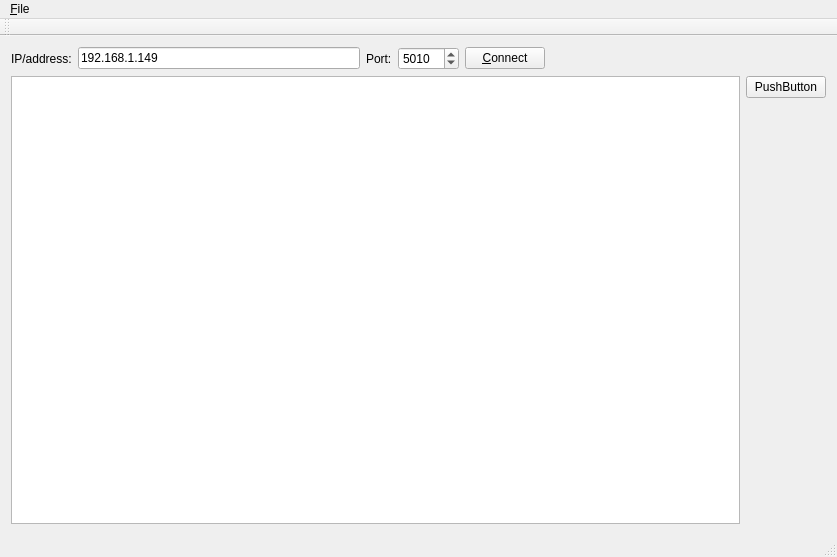
The window that mainwindow.ui (jirislaby/ifoxtrot-qt) describes before a commit, drawn with Qt 5.
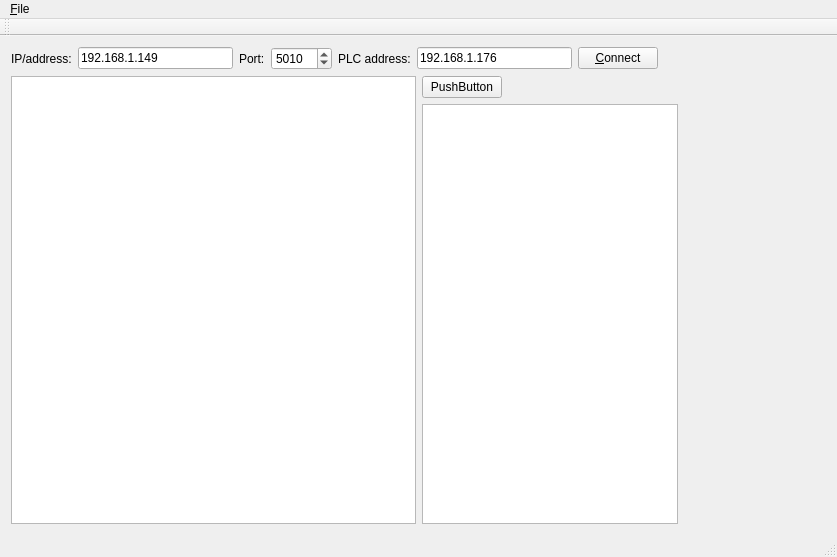
The same window after the commit.

Commit message: make it damn faster

What changed in the file:
```diff
--- a/mainwindow.ui
+++ b/mainwindow.ui
@@ -54,6 +54,23 @@
         </property>
        </widget>
       </item>
+      <item>
+       <widget class="QLabel" name="labelAddr_2">
+        <property name="text">
+         <string>PLC address:</string>
+        </property>
+       </widget>
+      </item>
+      <item>
+       <widget class="QLineEdit" name="lineEditPLCAddr">
+        <property name="text">
+         <string>192.168.1.176</string>
+        </property>
+        <property name="placeholderText">
+         <string>192.168.1.149</string>
+        </property>
+       </widget>
+      </item>
       <item>
        <widget class="QPushButton" name="butConnect">
         <property name="text">
@@ -61,6 +78,13 @@
         </property>
        </widget>
       </item>
+      <item>
+       <widget class="QLabel" name="labelPLC">
+        <property name="text">
+         <string/>
+        </property>
+       </widget>
+      </item>
       <item>
        <spacer name="horizontalSpacer">
         <property name="orientation">
@@ -90,6 +114,9 @@
           </property>
          </widget>
         </item>
+        <item row="1" column="0">
+         <widget class="QListView" name="listViewEntry"/>
+        </item>
        </layout>
       </item>
      </layout>
```
The commit also changes 2 other files.
